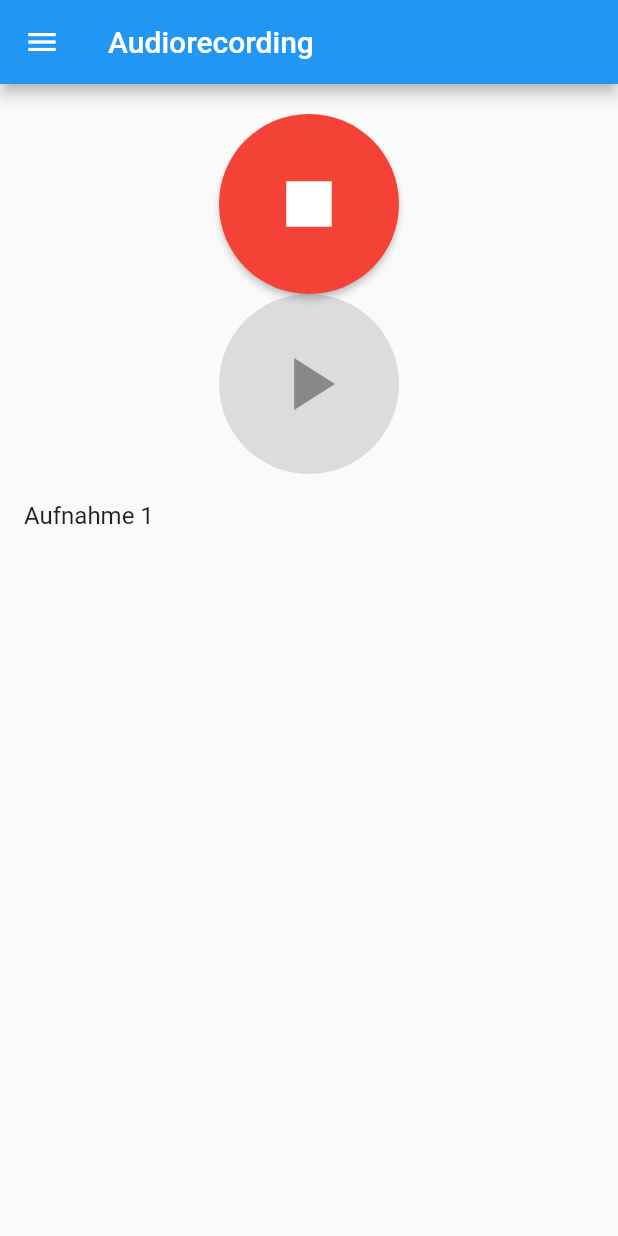
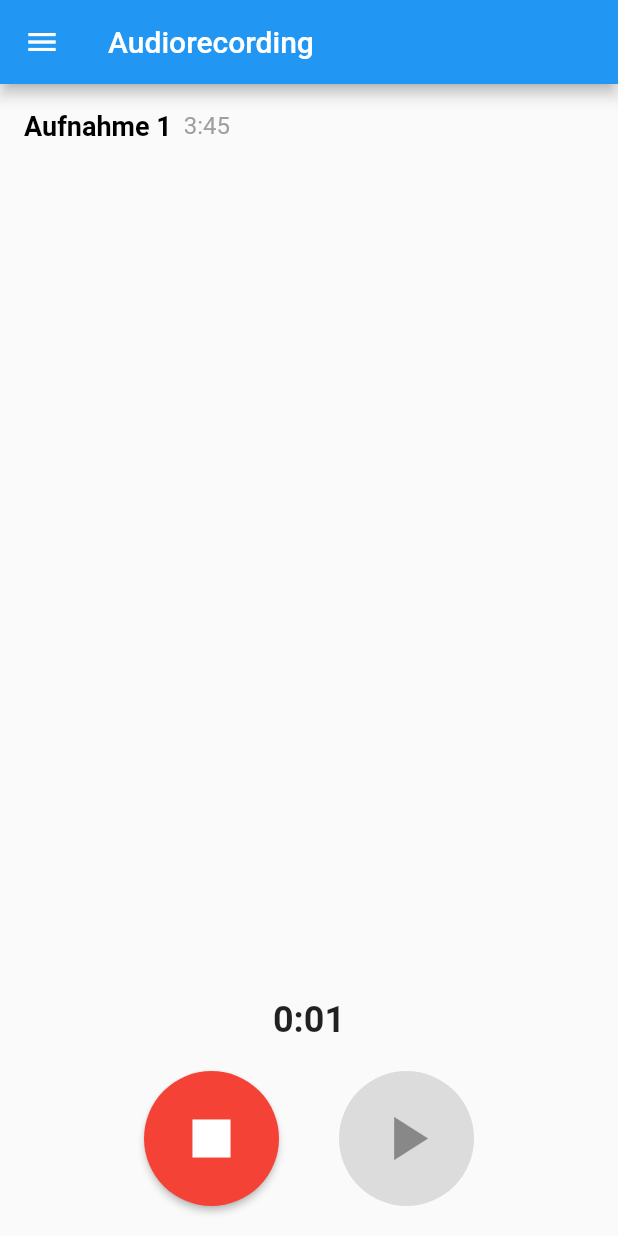
Before and after one commit to xenonv1/r2d, a Flutter app: the AudioRecorderWidget screen opened by its route, after a tap on the "mic" icon, on a phone screen of 412 x 824 dp. Run offline on Flutter 3.47's test engine with Material 2 defaults, Android fonts, the phone set to English and light mode, and no system bars; our stand-ins replace go_router.

Commit message:
final record

```diff
--- a/flutter/r2d/lib/AudioRecorderWidget.dart
+++ b/flutter/r2d/lib/AudioRecorderWidget.dart
@@ -1,3 +1,5 @@
+import 'dart:async';
+
 import 'package:flutter/material.dart';
 import 'DrawerWidget.dart';
 
@@ -15,13 +17,24 @@ class _AudioRecorderWidgetState extends State<AudioRecorderWidget> {
   int _selectedRecordingIndex = -1;
 
   List<String> dummyRecordings = ['Aufnahme 1'];
+  List<String> dummyRecordingDurations = ['3:45'];
+
+  List<DateTime> startTimes = [];
+  List<DateTime> stopTimes = [];
+  Timer? _timer;
+  int _secondsElapsed = 0;
 
   void _toggleRecording() {
     setState(() {
       _isRecording = !_isRecording;
-      _isPlaying = false; // Deaktiviere das Abspielen beim Starten der Aufnahme
+      _isPlaying = false;
       if (_isRecording) {
-        _selectedRecordingIndex = -1; // Setze die ausgewählte Aufnahme zurück
+        _selectedRecordingIndex = -1;
+        startTimes.add(DateTime.now());
+        _startTimer();
+      } else {
+        stopTimes.add(DateTime.now());
+        _stopTimer();
       }
     });
   }
@@ -49,12 +62,13 @@ class _AudioRecorderWidgetState extends State<AudioRecorderWidget> {
           actions: [
             TextButton(
               onPressed: () {
-                // Füge neue Aufnahme hinzu
                 setState(() {
                   _recordingCount++;
                   dummyRecordings.add(recordingName.isNotEmpty
                       ? recordingName
                       : 'Aufnahme $_recordingCount');
+                  dummyRecordingDurations.add(_calculateRecordingDuration(
+                      startTimes.last, stopTimes.last));
                 });
                 Navigator.of(context).pop();
               },
@@ -69,18 +83,54 @@ class _AudioRecorderWidgetState extends State<AudioRecorderWidget> {
   void _selectRecording(int index) {
     setState(() {
       _selectedRecordingIndex = index;
-      _isPlaying =
-          false; // Deaktiviere das Abspielen beim Auswählen einer Aufnahme
+      _isPlaying = false;
     });
   }
 
   void _deleteRecording(int index) {
+    if (index >= 0 && index < dummyRecordings.length) {
       setState(() {
         dummyRecordings.removeAt(index);
+        dummyRecordingDurations.removeAt(index);
+        if (index < startTimes.length) {
+          startTimes.removeAt(index);
+        }
+        if (index < stopTimes.length) {
+          stopTimes.removeAt(index);
+        }
         _selectedRecordingIndex = -1;
-      _isPlaying =
-          false; // Deaktiviere das Abspielen nach dem Löschen einer Aufnahme
+        _isPlaying = false;
       });
+    }
+  }
+
+  String _calculateRecordingDuration(DateTime startTime, DateTime stopTime) {
+    Duration duration = stopTime.difference(startTime);
+    int minutes = duration.inMinutes;
+    int seconds = duration.inSeconds % 60;
+    return '$minutes:${seconds.toString().padLeft(2, '0')}';
+  }
+
+  void _startTimer() {
+    _timer = Timer.periodic(Duration(seconds: 1), (timer) {
+      setState(() {
+        _secondsElapsed++;
+      });
+    });
+  }
+
+  void _stopTimer() {
+    if (_timer != null) {
+      _timer!.cancel();
+      _timer = null;
+      _secondsElapsed = 0;
+    }
+  }
+
+  String _getFormattedTime(int seconds) {
+    int minutes = seconds ~/ 60;
+    int remainingSeconds = seconds % 60;
+    return '$minutes:${remainingSeconds.toString().padLeft(2, '0')}';
   }
 
   @override
@@ -90,9 +140,77 @@ class _AudioRecorderWidgetState extends State<AudioRecorderWidget> {
         title: Text('Audiorecording'),
       ),
       drawer: DrawerWidget(),
-      body: Column(
+      body: Stack(
         children: [
+          ListView.builder(
+            itemCount: dummyRecordings.length,
+            itemBuilder: (BuildContext context, int index) {
+              return Dismissible(
+                key: Key(dummyRecordings[index]),
+                direction: DismissDirection.startToEnd,
+                onDismissed: (direction) {
+                  _deleteRecording(index);
+                },
+                background: Container(
+                  color: Colors.red,
+                  alignment: Alignment.centerRight,
+                  padding: EdgeInsets.symmetric(horizontal: 20),
+                  child: Icon(
+                    Icons.delete,
+                    color: Colors.white,
+                  ),
+                ),
+                child: ListTile(
+                  title: Row(
+                    children: [
+                      Text(
+                        dummyRecordings[index],
+                        style: TextStyle(
+                          fontSize: 18.0,
+                          fontWeight: FontWeight.bold,
+                          color: index == _selectedRecordingIndex
+                              ? Colors.white
+                              : Colors.black,
+                        ),
+                      ),
+                      SizedBox(width: 8.0),
+                      Text(
+                        index == 0 ? '3:45' : dummyRecordingDurations[index],
+                        style: TextStyle(
+                          fontSize: 16.0,
+                          fontWeight: FontWeight.normal,
+                          color: Colors.grey,
+                        ),
+                      ),
+                    ],
+                  ),
+                  tileColor:
+                      index == _selectedRecordingIndex ? Colors.blue : null,
+                  onTap: () {
+                    _selectRecording(index);
+                  },
+                ),
+              );
+            },
+          ),
+          Align(
+            alignment: Alignment.bottomCenter,
+            child: Padding(
+              padding: EdgeInsets.all(20.0),
+              child: Column(
+                mainAxisSize: MainAxisSize.min,
+                children: [
+                  Text(
+                    _isRecording ? _getFormattedTime(_secondsElapsed) : '',
+                    style: TextStyle(
+                      fontSize: 24.0,
+                      fontWeight: FontWeight.bold,
+                    ),
+                  ),
                   SizedBox(height: 20.0),
+                  Row(
+                    mainAxisAlignment: MainAxisAlignment.center,
+                    children: [
                       ElevatedButton(
                         onPressed: () {
                           _toggleRecording();
@@ -106,57 +224,34 @@ class _AudioRecorderWidgetState extends State<AudioRecorderWidget> {
                         style: ElevatedButton.styleFrom(
                           primary: _isRecording ? Colors.red : null,
                           shape: CircleBorder(),
-              padding: EdgeInsets.all(30.0),
+                          padding: EdgeInsets.all(20.0),
                         ),
                         child: Icon(
                           _isRecording ? Icons.stop : Icons.mic,
-              size: 60.0,
+                          size: 50.0,
                         ),
                       ),
+                      SizedBox(width: 40.0),
                       ElevatedButton(
-            onPressed: _selectedRecordingIndex != -1 ? _togglePlaying : null,
+                        onPressed: _selectedRecordingIndex != -1
+                            ? _togglePlaying
+                            : null,
                         style: ElevatedButton.styleFrom(
                           primary: _selectedRecordingIndex != -1
                               ? (_isPlaying ? Colors.blue : Colors.green)
                               : Colors.grey,
                           shape: CircleBorder(),
-              padding: EdgeInsets.all(30.0),
+                          padding: EdgeInsets.all(20.0),
                         ),
                         child: Icon(
                           _isPlaying ? Icons.pause : Icons.play_arrow,
-              size: 60.0,
+                          size: 50.0,
                         ),
                       ),
-          Expanded(
-            child: ListView.builder(
-              itemCount: dummyRecordings.length,
-              itemBuilder: (BuildContext context, int index) {
-                return Dismissible(
-                  key: Key(dummyRecordings[index]),
-                  direction: DismissDirection.startToEnd,
-                  background: Container(
-                    color: Colors.red,
-                    alignment: Alignment.centerLeft,
-                    padding: EdgeInsets.symmetric(horizontal: 20.0),
-                    child: Icon(
-                      Icons.delete,
-                      color: Colors.white,
+                    ],
                   ),
+                ],
               ),
-                  onDismissed: (direction) {
-                    _deleteRecording(index);
-                  },
-                  child: ListTile(
-                    title: Text(dummyRecordings[index]),
-                    tileColor:
-                        index == _selectedRecordingIndex ? Colors.blue : null,
-                    onTap: () {
-                      _selectRecording(index);
-                    },
-                    // Weitere Eigenschaften und Aktionen für die Aufnahmen
-                  ),
-                );
-              },
             ),
           ),
         ],
--- a/flutter/r2d/lib/TextRecognitionWidget.dart
+++ b/flutter/r2d/lib/TextRecognitionWidget.dart
@@ -6,6 +6,9 @@ class TextRecognitionWidget extends StatelessWidget {
 
   @override
   Widget build(BuildContext context) {
-    return Scaffold(appBar: AppBar(), drawer: DrawerWidget(), body: Center(child: Text('OCR')));
+    return Scaffold(
+        appBar: AppBar(),
+        drawer: DrawerWidget(),
+        body: Center(child: Text('OCR')));
   }
 }
--- a/flutter/r2d/pubspec.yaml
+++ b/flutter/r2d/pubspec.yaml
@@ -36,7 +36,6 @@ dependencies:
   cupertino_icons: ^1.0.2
   web_socket_channel: ^2.4.0
   go_router: ^7.1.1
-
 dev_dependencies:
   flutter_test:
     sdk: flutter
```
Also changed, not shown: 3 other files. Lines whose indentation alone changed are shown as unchanged.
